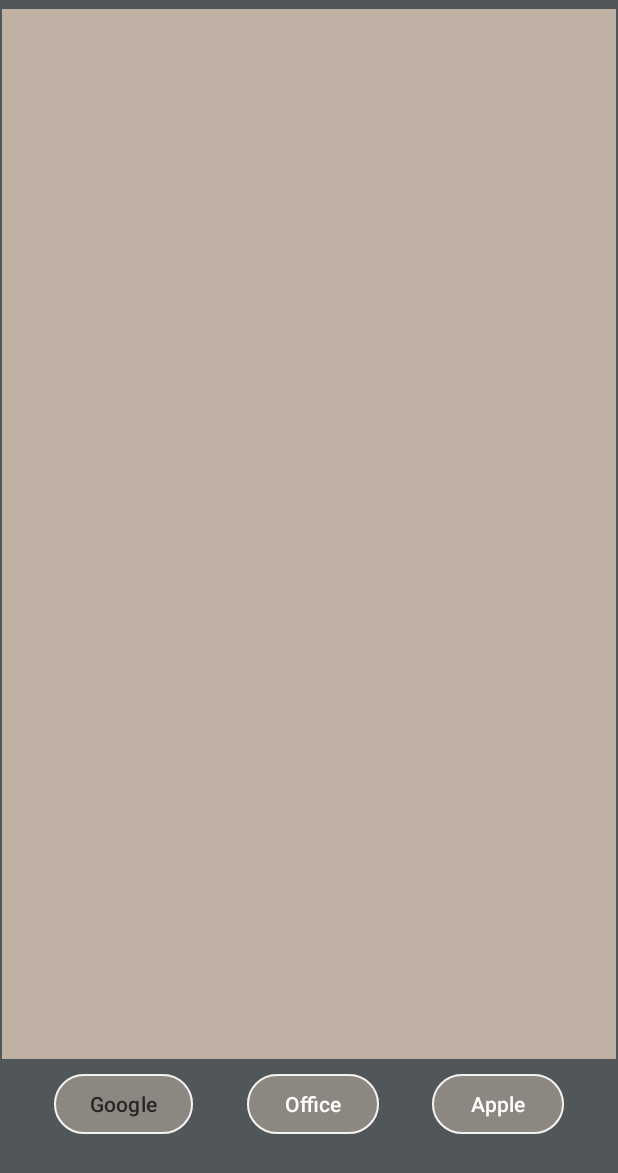
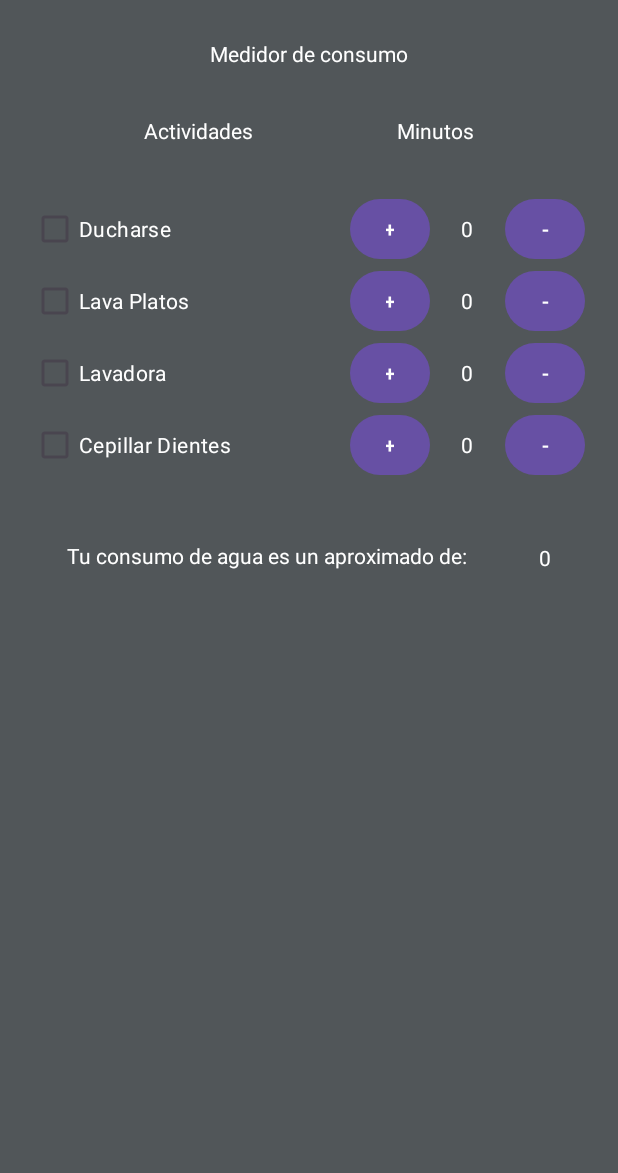
Before and after one commit to LejoxMurloc/ejemplo_curso_movile, an Android app: the login screen opened directly, with no data from a screen before it, on a phone screen of 412 x 824 dp. Shown: the top 1173 px of the screen. Run offline under Robolectric (Android 15) with nearby library versions, the phone set to English and light mode, and no system bars.

Commit message:
segundo commit, se agregó un poco más de distintos elementos y una interacción con el btn del inicio.

```diff
--- a/app/src/main/AndroidManifest.xml
+++ b/app/src/main/AndroidManifest.xml
@@ -12,15 +12,11 @@
         android:supportsRtl="true"
         android:theme="@style/Theme.JavaEjercicio"
         tools:targetApi="31">
-        <activity
-            android:name=".login"
-            android:exported="false" />
-        <activity
-            android:name=".MainActivity"
+        <activity android:name=".login"></activity>
+        <activity android:name=".MainActivity"
             android:exported="true">
             <intent-filter>
                 <action android:name="android.intent.action.MAIN" />
-
                 <category android:name="android.intent.category.LAUNCHER" />
             </intent-filter>
         </activity>
--- a/app/src/main/java/com/example/javaejercicio/MainActivity.java
+++ b/app/src/main/java/com/example/javaejercicio/MainActivity.java
@@ -1,8 +1,11 @@
 package com.example.javaejercicio;
 
+import android.content.Intent;
 import android.os.Bundle;
+import android.view.View;
 import android.view.animation.Animation;
 import android.view.animation.AnimationUtils;
+import android.widget.Button;
 import android.widget.TextView;
 
 import androidx.activity.EdgeToEdge;
@@ -20,7 +23,16 @@ int contador = 0;
         setContentView(R.layout.activity_main);
 
         TextView my_titulo = findViewById(R.id.titulo);
-        Animation my_anim_out = AnimationUtils.loadAnimation(getApplicationContext(),R.anim.fade_out);
+        Animation my_anim_out = AnimationUtils.loadAnimation(getApplicationContext(),R.anim.fade_in);
         my_titulo.startAnimation(my_anim_out);
+
+        Button btnInicio = findViewById(R.id.btn_ingreso);
+        btnInicio.setOnClickListener(new View.OnClickListener() {
+            @Override
+            public void onClick(View v) {
+                Intent intento = new Intent(MainActivity.this, login.class);
+                startActivity(intento);
+            }
+        });
     }
 }
--- a/app/src/main/java/com/example/javaejercicio/login.java
+++ b/app/src/main/java/com/example/javaejercicio/login.java
@@ -15,10 +15,7 @@ public class login extends AppCompatActivity {
         super.onCreate(savedInstanceState);
         EdgeToEdge.enable(this);
         setContentView(R.layout.activity_login);
-        ViewCompat.setOnApplyWindowInsetsListener(findViewById(R.id.main), (v, insets) -> {
-            Insets systemBars = insets.getInsets(WindowInsetsCompat.Type.systemBars());
-            v.setPadding(systemBars.left, systemBars.top, systemBars.right, systemBars.bottom);
-            return insets;
-        });
+
+
     }
 }
--- a/app/src/main/res/layout/activity_login.xml
+++ b/app/src/main/res/layout/activity_login.xml
@@ -6,65 +6,220 @@
     android:layout_width="match_parent"
     android:layout_height="match_parent"
     android:background="#515659"
+    android:paddingTop="10dp"
     tools:context=".login"
     tools:layout_editor_absoluteX="0dp"
     tools:layout_editor_absoluteY="192dp">
 
-    <FrameLayout
-        android:layout_width="409dp"
-        android:layout_height="700dp"
-        android:background="@color/medio_noche"
-        app:layout_constraintBottom_toTopOf="@+id/btn_office"
+    <TextView
+        android:id="@+id/TxV_H1_menuActi"
+        android:layout_width="wrap_content"
+        android:layout_height="wrap_content"
+        android:layout_marginTop="32dp"
+        android:text="Actividades"
+        android:textColor="@color/white"
+        app:layout_constraintEnd_toStartOf="@+id/TxV_H1_timeActi"
+        app:layout_constraintStart_toStartOf="parent"
+        app:layout_constraintTop_toBottomOf="@+id/TxV_H1_Titulo" />
+
+    <RadioGroup
+        android:id="@+id/radioGroup"
+        android:layout_width="175dp"
+        android:layout_height="200dp"
+        android:layout_marginTop="32dp"
+        android:layout_marginEnd="8dp"
+        app:layout_constraintEnd_toStartOf="@+id/Tb_menu_tiempo"
+        app:layout_constraintStart_toStartOf="parent"
+        app:layout_constraintTop_toBottomOf="@+id/TxV_H1_menuActi">
+
+        <CheckBox
+            android:id="@+id/checkBox6"
+            android:layout_width="match_parent"
+            android:layout_height="wrap_content"
+            android:text="Ducharse"
+            android:textColor="@color/white" />
+
+        <CheckBox
+            android:id="@+id/checkBox7"
+            android:layout_width="match_parent"
+            android:layout_height="wrap_content"
+            android:text="Lava Platos"
+            android:textColor="@color/white" />
+
+        <CheckBox
+            android:id="@+id/checkBox8"
+            android:layout_width="match_parent"
+            android:layout_height="wrap_content"
+            android:text="Lavadora"
+            android:textColor="@color/white" />
+
+        <CheckBox
+            android:id="@+id/checkBox10"
+            android:layout_width="match_parent"
+            android:layout_height="wrap_content"
+            android:text="Cepillar Dientes"
+            android:textColor="@color/white" />
+
+    </RadioGroup>
+
+    <TableLayout
+        android:id="@+id/Tb_menu_tiempo"
+        android:layout_width="158dp"
+        android:layout_height="201dp"
+        android:layout_marginStart="8dp"
+        android:layout_marginTop="32dp"
+        android:stretchColumns="*"
+        app:layout_constraintEnd_toEndOf="parent"
+        app:layout_constraintStart_toEndOf="@+id/radioGroup"
+        app:layout_constraintTop_toBottomOf="@+id/TxV_H1_timeActi">
+
+        <TableRow
+            android:layout_width="match_parent"
+            android:layout_height="match_parent">
+
+            <Button
+                android:id="@+id/btn_mas_tim_ducha"
+                android:layout_width="53dp"
+                android:layout_height="wrap_content"
+                android:text="+" />
+
+            <TextView
+                android:id="@+id/TxV_contador_time_ducha"
+                android:layout_width="50dp"
+                android:layout_height="48dp"
+                android:text="0"
+                android:textAlignment="center"
+                android:textColor="@color/white" />
+
+            <Button
+                android:id="@+id/btn_menos_tim_ducha"
+                android:layout_width="53dp"
+                android:layout_height="wrap_content"
+                android:text="-" />
+        </TableRow>
+
+        <TableRow
+            android:layout_width="match_parent"
+            android:layout_height="match_parent">
+
+            <Button
+                android:id="@+id/btn_mas_tim_lavPlatos"
+                android:layout_width="53dp"
+                android:layout_height="wrap_content"
+                android:text="+" />
+
+            <TextView
+                android:id="@+id/TxV_contador_time_lavPlatos"
+                android:layout_width="50dp"
+                android:layout_height="48dp"
+                android:text="0"
+                android:textAlignment="center"
+                android:textColor="@color/white" />
+
+            <Button
+                android:id="@+id/btn_menos_tim_lavPlatos"
+                android:layout_width="53dp"
+                android:layout_height="wrap_content"
+                android:text="-" />
+        </TableRow>
+
+        <TableRow
+            android:layout_width="match_parent"
+            android:layout_height="match_parent">
+
+            <Button
+                android:id="@+id/btn_mas_tim_lavadora"
+                android:layout_width="53dp"
+                android:layout_height="wrap_content"
+                android:text="+" />
+
+            <TextView
+                android:id="@+id/TxV_contador_time_lavadora"
+                android:layout_width="50dp"
+                android:layout_height="48dp"
+                android:text="0"
+                android:textAlignment="center"
+                android:textColor="@color/white" />
+
+            <Button
+                android:id="@+id/btn_menos_tim_lavadora"
+                android:layout_width="53dp"
+                android:layout_height="wrap_content"
+                android:text="-" />
+        </TableRow>
+
+        <TableRow
+            android:layout_width="match_parent"
+            android:layout_height="match_parent">
+
+            <Button
+                android:id="@+id/btn_mas_tim_lavDientes"
+                android:layout_width="53dp"
+                android:layout_height="wrap_content"
+                android:text="+" />
+
+            <TextView
+                android:id="@+id/TxV_contador_time_lavDientes"
+                android:layout_width="50dp"
+                android:layout_height="48dp"
+                android:text="0"
+                android:textAlignment="center"
+                android:textColor="@color/white" />
+
+            <Button
+                android:id="@+id/btn_menos_tim_lavDientes"
+                android:layout_width="53dp"
+                android:layout_height="wrap_content"
+                android:text="-" />
+        </TableRow>
+
+
+    </TableLayout>
+
+    <TextView
+        android:id="@+id/TxV_H1_Titulo"
+        android:layout_width="wrap_content"
+        android:layout_height="wrap_content"
+        android:layout_marginTop="16dp"
+        android:text="Medidor de consumo"
+        android:textColor="@color/white"
         app:layout_constraintEnd_toEndOf="parent"
         app:layout_constraintStart_toStartOf="parent"
-        app:layout_constraintTop_toTopOf="parent">
+        app:layout_constraintTop_toTopOf="parent" />
 
-    </FrameLayout>
-
-    <Button
-        android:id="@+id/btn_apple"
+    <TextView
+        android:id="@+id/TxV_H1_timeActi"
         android:layout_width="wrap_content"
         android:layout_height="wrap_content"
-        android:layout_marginStart="16dp"
-        android:layout_marginEnd="32dp"
-        android:layout_marginBottom="64dp"
-        android:text="Apple"
-        android:backgroundTint="@color/alto_noche"
-        app:layout_constraintBottom_toBottomOf="parent"
+        android:layout_marginTop="32dp"
+        android:text="Minutos"
+        android:textColor="@color/white"
         app:layout_constraintEnd_toEndOf="parent"
-        app:layout_constraintStart_toEndOf="@+id/btn_office"
-        app:strokeColor="#F2F2F2"
-        app:strokeWidth="1.5dp"/>
+        app:layout_constraintHorizontal_bias="0.79"
+        app:layout_constraintStart_toEndOf="@+id/TxV_H1_menuActi"
+        app:layout_constraintTop_toBottomOf="@+id/TxV_H1_Titulo" />
 
-    <Button
-        android:id="@+id/btn_office"
+    <TextView
+        android:id="@+id/TxV_H1_msgCalc"
         android:layout_width="wrap_content"
         android:layout_height="wrap_content"
-        android:layout_marginStart="16dp"
-        android:layout_marginEnd="16dp"
-        android:layout_marginBottom="64dp"
-        android:text="Office"
-        android:backgroundTint="@color/alto_noche"
-        app:layout_constraintBottom_toBottomOf="parent"
-        app:layout_constraintEnd_toStartOf="@+id/btn_apple"
-        app:layout_constraintStart_toEndOf="@+id/btn_google"
-        app:strokeColor="#F2F2F2"
-        app:strokeWidth="1.5dp"/>
+        android:layout_marginTop="32dp"
+        android:text="Tu consumo de agua es un aproximado de: "
+        android:textColor="@color/white"
+        app:layout_constraintEnd_toStartOf="@+id/TxV_H1_respCalc"
+        app:layout_constraintStart_toStartOf="parent"
+        app:layout_constraintTop_toBottomOf="@+id/radioGroup" />
 
-    <Button
-        android:id="@+id/btn_google"
+    <TextView
+        android:id="@+id/TxV_H1_respCalc"
         android:layout_width="wrap_content"
         android:layout_height="wrap_content"
-        android:layout_marginStart="32dp"
-        android:layout_marginEnd="16dp"
-        android:layout_marginBottom="64dp"
-        android:backgroundTint="@color/alto_noche"
-        android:text="Google"
-        android:textColor="@color/texto"
-        app:layout_constraintBottom_toBottomOf="parent"
-        app:layout_constraintEnd_toStartOf="@+id/btn_office"
-        app:layout_constraintStart_toStartOf="parent"
-        app:strokeColor="#f2f2f2"
-        app:strokeWidth="1.5dp" />
+        android:layout_marginTop="32dp"
+        android:text="0"
+        android:textColor="@color/white"
+        app:layout_constraintEnd_toEndOf="parent"
+        app:layout_constraintStart_toEndOf="@id/TxV_H1_msgCalc"
+        app:layout_constraintTop_toBottomOf="@+id/Tb_menu_tiempo" />
+
 
 </androidx.constraintlayout.widget.ConstraintLayout>
--- a/app/src/main/res/layout/activity_main.xml
+++ b/app/src/main/res/layout/activity_main.xml
@@ -38,7 +38,7 @@
         android:layout_height="65dp"
         android:layout_marginTop="128dp"
         android:fontFamily="casual"
-        android:text="Eco Charch Point"
+        android:text="HidroTrack"
         android:textAlignment="center"
         android:textColor="@color/claro_noche"
         android:textSize="34sp"
```
